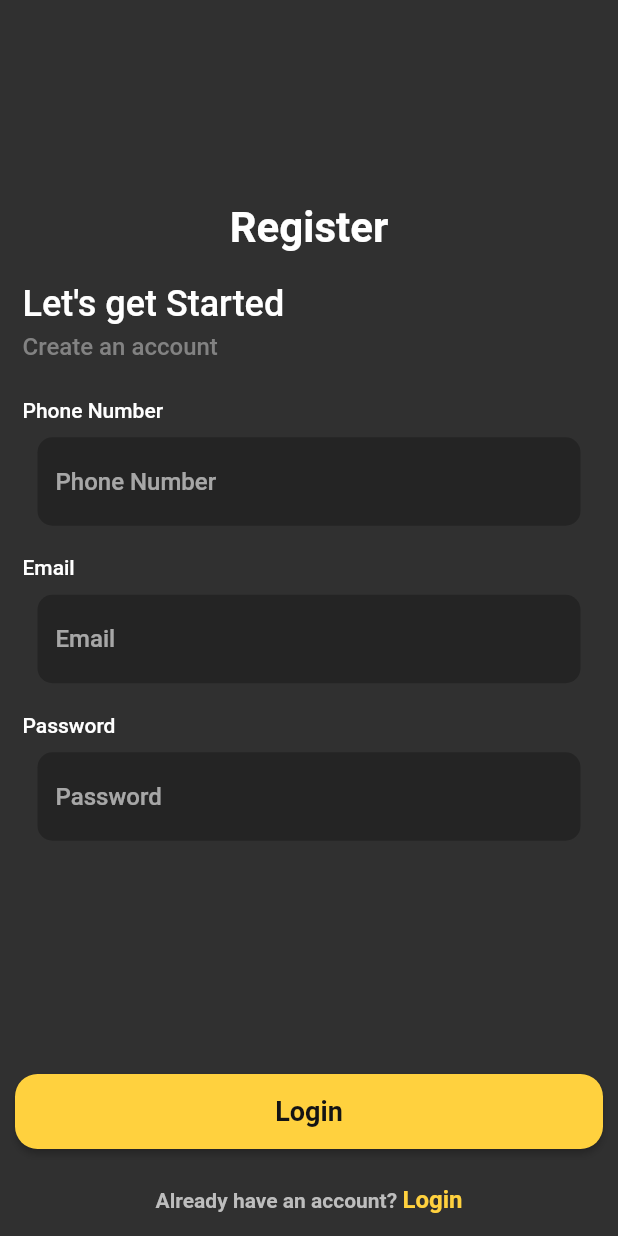
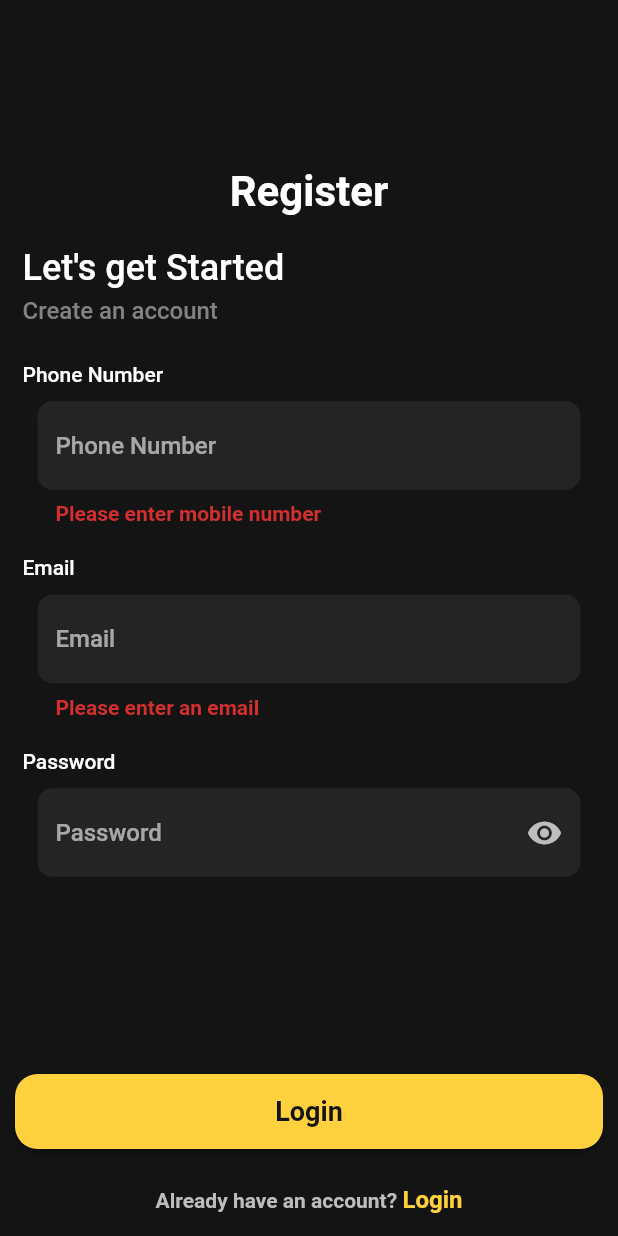
Before and after one commit to Satendra9984/Kanak_Marketplace_App, a Flutter app: the SignUpPage screen opened directly, after a tap on "Login", on a phone screen of 412 x 824 dp. Run offline on Flutter 3.47's test engine with Material 2 defaults, Android fonts, the phone set to English and light mode, and no system bars; our stand-ins replace equatable, flutter_bloc, font_awesome_flutter; missing offline and left inert: amplify_auth_cognito, amplify_flutter.

Commit message:
auth screens

```diff
--- a/lib/screens/signup/view/pages/signup_page.dart
+++ b/lib/screens/signup/view/pages/signup_page.dart
@@ -16,7 +16,7 @@ class SignUpPage extends StatefulWidget {
 
 class _SignUpPageState extends State<SignUpPage> {
   final GlobalKey<FormState> _formKey = GlobalKey<FormState>();
-
+  bool _showPassword = false;
   final TextEditingController _phoneCtrl = TextEditingController();
   final TextEditingController _emailCtrl = TextEditingController();
   final TextEditingController _passwordCtrl = TextEditingController();
@@ -46,6 +46,7 @@ class _SignUpPageState extends State<SignUpPage> {
   @override
   Widget build(BuildContext context) {
     return Scaffold(
+      backgroundColor: background,
       body: Form(
         key: _formKey,
         child: Container(
@@ -111,6 +112,13 @@ class _SignUpPageState extends State<SignUpPage> {
                     keyboardType: TextInputType.phone,
                     controller: _phoneCtrl,
                     validator: (value) {
+                      String pattern = r'(^(?:[+0]9)?[0-9]{10,12}$)';
+                      RegExp regExp = RegExp(pattern);
+                      if (value == null || value.isEmpty) {
+                        return 'Please enter mobile number';
+                      } else if (!regExp.hasMatch(value)) {
+                        return 'Please enter valid mobile number';
+                      }
                       return null;
                     },
                     style: TextStyle(
@@ -146,6 +154,17 @@ class _SignUpPageState extends State<SignUpPage> {
                     keyboardType: TextInputType.emailAddress,
                     controller: _emailCtrl,
                     validator: (value) {
+                      if (value == null || value.isEmpty) {
+                        return 'Please enter an email';
+                      } else {
+                        bool emailValid = RegExp(
+                                r"^[a-zA-Z0-9.a-zA-Z0-9.!#$%&'*+-/=?^_`{|}~]+@[a-zA-Z0-9]+\.[a-zA-Z]+")
+                            .hasMatch(value);
+                        if (!emailValid) {
+                          return 'Please Enter a valid email';
+                        }
+                      }
+
                       return null;
                     },
                     style: TextStyle(
@@ -187,7 +206,21 @@ class _SignUpPageState extends State<SignUpPage> {
                       fontWeight: FontWeight.w500,
                       color: accent2,
                     ),
-                    decoration: getInputDecoration('Password'),
+                    obscureText: _showPassword,
+                    decoration: getInputDecoration('Password').copyWith(
+                      suffixIcon: GestureDetector(
+                        onTap: () {
+                          setState(() {
+                            _showPassword = !_showPassword;
+                          });
+                        },
+                        child: Icon(
+                          !_showPassword
+                              ? Icons.visibility
+                              : Icons.visibility_off,
+                        ),
+                      ),
+                    ),
                   ),
                 ),
               ],
```
Also changed, not shown: lib/screens/login/view/pages/login_page.dart (+28 -8 lines).
